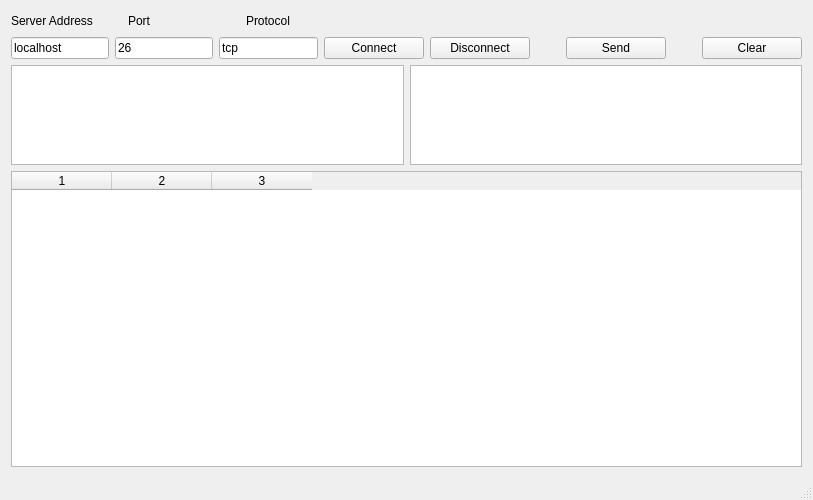
The window that qtlogwatcher.ui (sperner/QtLogwatcher) describes before a commit, drawn with Qt 5.
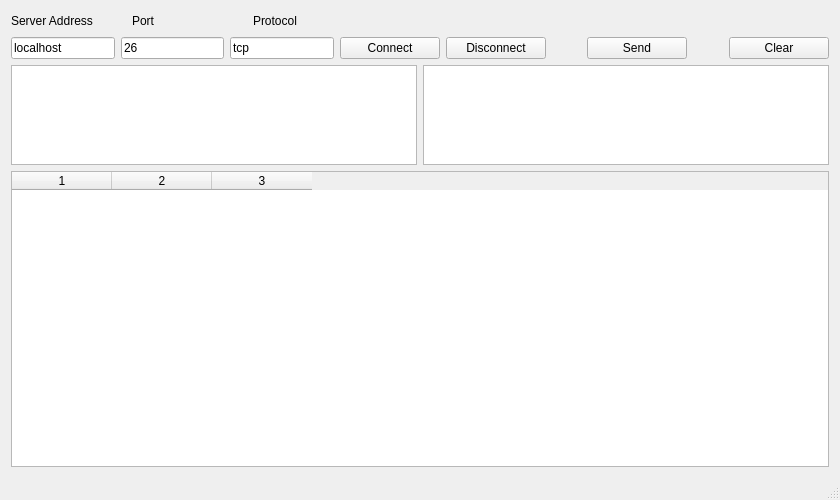
The same window after the commit.

What changed in the file:
```diff
--- a/qtlogwatcher.ui
+++ b/qtlogwatcher.ui
@@ -6,7 +6,7 @@
    <rect>
     <x>0</x>
     <y>0</y>
-    <width>813</width>
+    <width>840</width>
     <height>500</height>
    </rect>
   </property>
```
Left out of the diff: 4 changed lines with no effect on the pictures.
